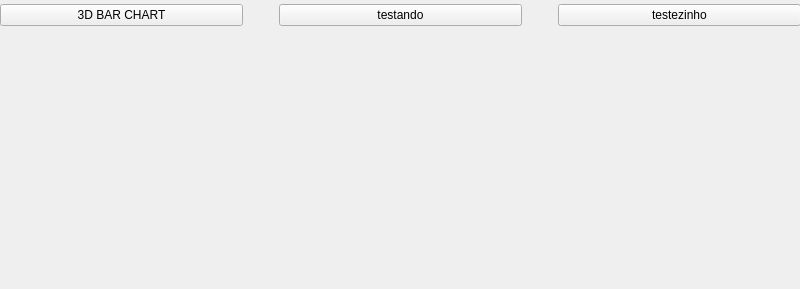
Before: the Qt Designer form QT/graficos/mainwindow.ui in WilliamKotoco/GeneralPractice, drawn with Qt 5.
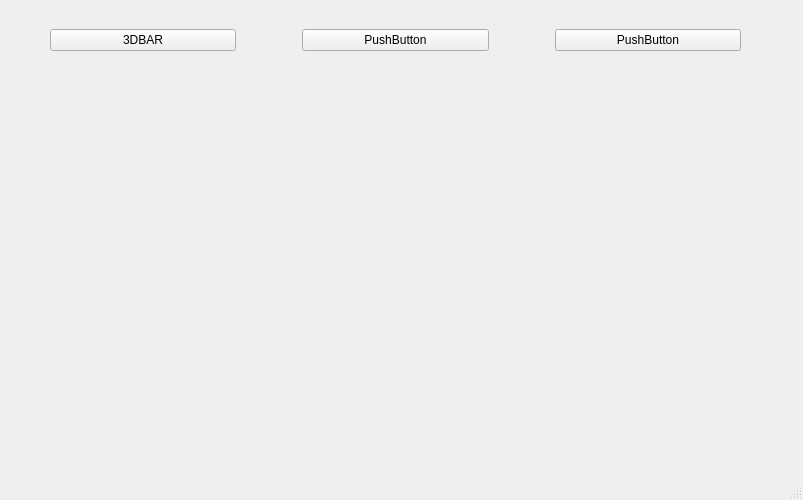
After: the same form once the commit is applied.

```diff
--- a/QT/graficos/mainwindow.ui
+++ b/QT/graficos/mainwindow.ui
@@ -6,10 +6,22 @@
    <rect>
     <x>0</x>
     <y>0</y>
-    <width>800</width>
-    <height>289</height>
+    <width>803</width>
+    <height>500</height>
    </rect>
   </property>
+  <property name="minimumSize">
+   <size>
+    <width>500</width>
+    <height>500</height>
+   </size>
+  </property>
+  <property name="maximumSize">
+   <size>
+    <width>803</width>
+    <height>500</height>
+   </size>
+  </property>
   <property name="windowTitle">
    <string>MainWindow</string>
   </property>
@@ -17,22 +29,15 @@
    <widget class="QWidget" name="horizontalLayoutWidget">
     <property name="geometry">
      <rect>
-      <x>0</x>
+      <x>-10</x>
       <y>0</y>
-      <width>801</width>
-      <height>31</height>
+      <width>811</width>
+      <height>80</height>
      </rect>
     </property>
     <layout class="QHBoxLayout" name="horizontalLayout">
      <item>
-      <widget class="QPushButton" name="pushButton_3">
-       <property name="text">
-        <string>3D BAR CHART</string>
-       </property>
-      </widget>
-     </item>
-     <item>
-      <spacer name="horizontalSpacer">
+      <spacer name="horizontalSpacer_4">
        <property name="orientation">
         <enum>Qt::Horizontal</enum>
        </property>
@@ -41,7 +46,7 @@
        </property>
        <property name="sizeHint" stdset="0">
         <size>
-         <width>30</width>
+         <width>60</width>
          <height>20</height>
         </size>
        </property>
@@ -50,12 +55,12 @@
      <item>
       <widget class="QPushButton" name="pushButton_2">
        <property name="text">
-        <string>testando</string>
+        <string>3DBAR</string>
        </property>
       </widget>
      </item>
      <item>
-      <spacer name="horizontalSpacer_2">
+      <spacer name="horizontalSpacer">
        <property name="orientation">
         <enum>Qt::Horizontal</enum>
        </property>
@@ -64,7 +69,7 @@
        </property>
        <property name="sizeHint" stdset="0">
         <size>
-         <width>30</width>
+         <width>60</width>
          <height>20</height>
         </size>
        </property>
@@ -73,13 +78,53 @@
      <item>
       <widget class="QPushButton" name="pushButton">
        <property name="text">
-        <string>testezinho</string>
+        <string>PushButton</string>
        </property>
       </widget>
      </item>
+     <item>
+      <spacer name="horizontalSpacer_2">
+       <property name="orientation">
+        <enum>Qt::Horizontal</enum>
+       </property>
+       <property name="sizeType">
+        <enum>QSizePolicy::Fixed</enum>
+       </property>
+       <property name="sizeHint" stdset="0">
+        <size>
+         <width>60</width>
+         <height>20</height>
+        </size>
+       </property>
+      </spacer>
+     </item>
+     <item>
+      <widget class="QPushButton" name="pushButton_3">
+       <property name="text">
+        <string>PushButton</string>
+       </property>
+      </widget>
+     </item>
+     <item>
+      <spacer name="horizontalSpacer_3">
+       <property name="orientation">
+        <enum>Qt::Horizontal</enum>
+       </property>
+       <property name="sizeType">
+        <enum>QSizePolicy::Fixed</enum>
+       </property>
+       <property name="sizeHint" stdset="0">
+        <size>
+         <width>60</width>
+         <height>20</height>
+        </size>
+       </property>
+      </spacer>
+     </item>
     </layout>
    </widget>
   </widget>
+  <widget class="QStatusBar" name="statusbar"/>
  </widget>
  <resources/>
  <connections/>
```
